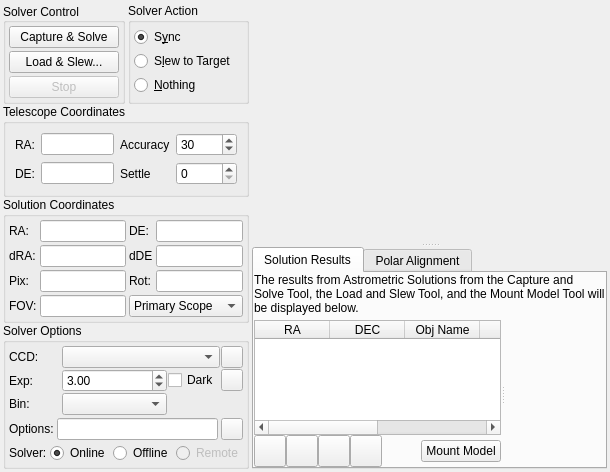
This is kstars/ekos/align/align.ui in KDE/kstars as Qt 5 draws it before an edit. The edited form follows.
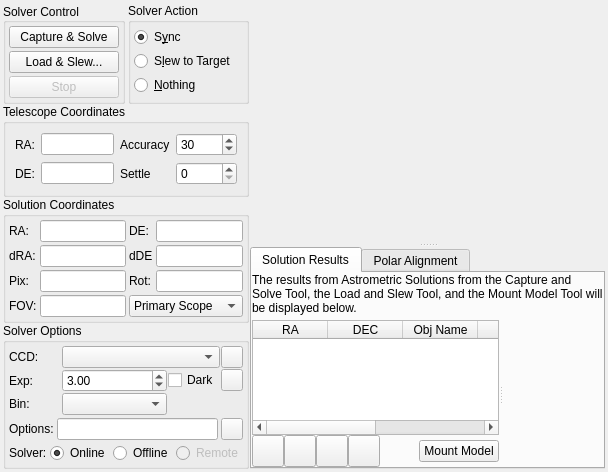
This is the edited form. Custom widgets are drawn as their Qt base class.

Commit message: Fixed the align screen so that it will resize to all available vertical space

Diff of the .ui file:
```diff
--- a/kstars/ekos/align/align.ui
+++ b/kstars/ekos/align/align.ui
@@ -28,6 +28,9 @@
    </property>
    <item>
     <layout class="QHBoxLayout" name="horizontalLayout_5" stretch="1,2">
+     <property name="spacing">
+      <number>1</number>
+     </property>
      <item>
       <layout class="QVBoxLayout" name="verticalLayout">
        <property name="spacing">
@@ -1815,10 +1818,13 @@
      <property name="orientation">
       <enum>Qt::Vertical</enum>
      </property>
+     <property name="sizeType">
+      <enum>QSizePolicy::Preferred</enum>
+     </property>
      <property name="sizeHint" stdset="0">
       <size>
        <width>20</width>
-       <height>40</height>
+       <height>10</height>
       </size>
      </property>
     </spacer>
```
